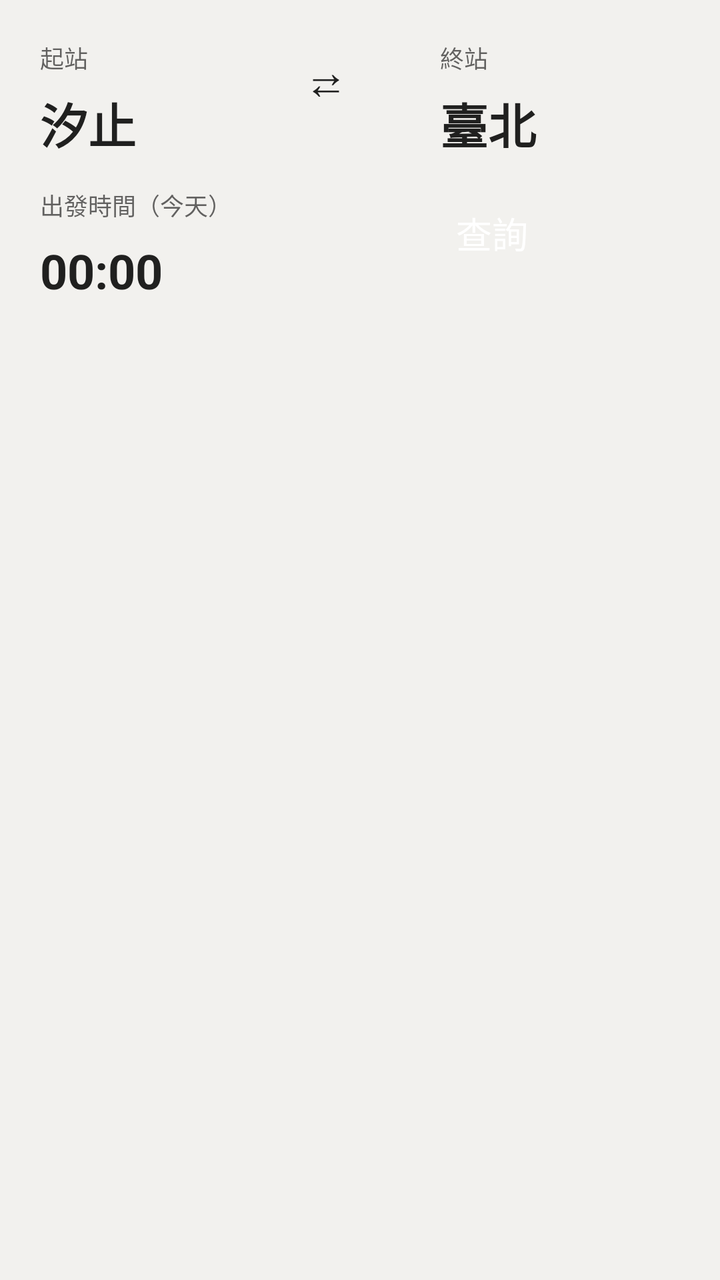
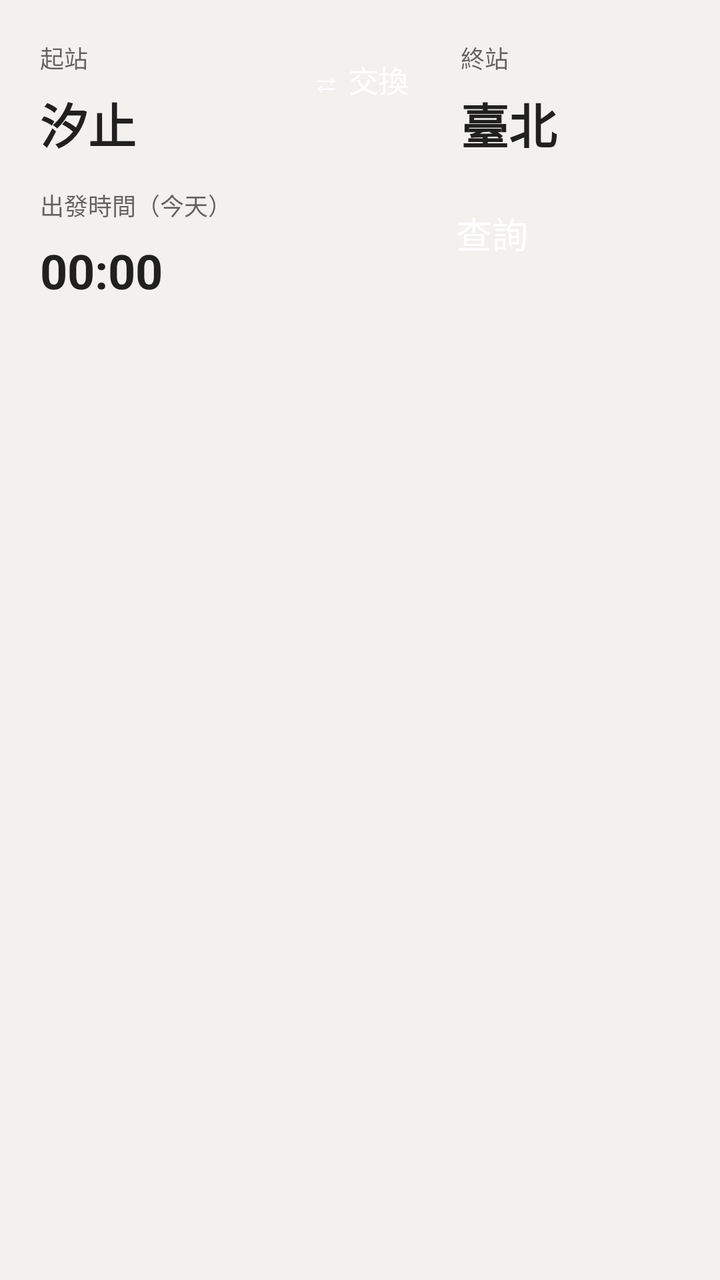

Compare the two renders of this Android layout. The source of the first and the diff that turns it into the second are given below.
<!-- AndroidManifest.xml: application theme AppTheme -->
<!-- res/layout/activity_main.xml -->
<?xml version="1.0" encoding="utf-8"?>
<LinearLayout xmlns:android="http://schemas.android.com/apk/res/android"
    android:layout_width="match_parent"
    android:layout_height="match_parent"
    android:orientation="vertical">

    
    <LinearLayout
        android:layout_width="match_parent"
        android:layout_height="wrap_content"
        android:orientation="vertical"
        android:paddingLeft="20dp"
        android:paddingRight="20dp"
        android:paddingTop="20dp"
        android:paddingBottom="8dp">

        <LinearLayout
            android:layout_width="match_parent"
            android:layout_height="wrap_content"
            android:orientation="horizontal"
            android:gravity="center_vertical">

            <LinearLayout
                android:layout_width="0dp"
                android:layout_height="wrap_content"
                android:layout_weight="1"
                android:orientation="vertical">
                <TextView style="@style/FieldLabel" android:text="起站" />
                <TextView android:id="@+id/from" style="@style/FieldValue" android:text="汐止" />
            </LinearLayout>

            <Button
                android:id="@+id/swap"
                android:layout_width="56dp"
                android:layout_height="56dp"
                android:text="⇄"
                android:textSize="22sp"
                android:contentDescription="起訖站對調" />

            <LinearLayout
                android:layout_width="0dp"
                android:layout_height="wrap_content"
                android:layout_weight="1"
                android:orientation="vertical"
                android:paddingLeft="12dp">
                <TextView style="@style/FieldLabel" android:text="終站" />
                <TextView android:id="@+id/to" style="@style/FieldValue" android:text="臺北" />
            </LinearLayout>
        </LinearLayout>

        <LinearLayout
            android:layout_width="match_parent"
            android:layout_height="wrap_content"
            android:layout_marginTop="8dp"
            android:orientation="horizontal"
            android:gravity="bottom">

            <LinearLayout
                android:layout_width="0dp"
                android:layout_height="wrap_content"
                android:layout_weight="1"
                android:orientation="vertical">
                <TextView style="@style/FieldLabel" android:text="出發時間（今天）" />
                <TextView android:id="@+id/time" style="@style/FieldValue" android:text="00:00" />
            </LinearLayout>

            <Button
                android:id="@+id/query"
                android:layout_width="wrap_content"
                android:layout_height="56dp"
                android:minWidth="112dp"
                android:text="查詢"
                android:textSize="18sp"
                android:textColor="@color/on_accent"
                android:backgroundTint="@color/accent" />
        </LinearLayout>
    </LinearLayout>

    <TextView
        android:id="@+id/status"
        android:layout_width="match_parent"
        android:layout_height="wrap_content"
        android:paddingLeft="20dp"
        android:paddingRight="20dp"
        android:paddingBottom="6dp"
        android:textSize="13sp"
        android:textColor="?android:attr/textColorSecondary" />

    <ListView
        android:id="@+id/list"
        android:layout_width="match_parent"
        android:layout_height="0dp"
        android:layout_weight="1"
        android:divider="@android:color/transparent"
        android:dividerHeight="6dp"
        android:paddingLeft="12dp"
        android:paddingRight="12dp"
        android:paddingBottom="12dp"
        android:clipToPadding="false" />
</LinearLayout>
<!-- resources referenced by this layout -->
<resources>
  <color name="accent">#1F5AA6</color>
  <color name="on_accent">#FFFFFF</color>
  <style name="FieldLabel">
          <item name="android:layout_width">wrap_content</item>
          <item name="android:layout_height">wrap_content</item>
          <item name="android:textSize">12sp</item>
          <item name="android:textColor">?android:attr/textColorSecondary</item>
      </style>
  <style name="FieldValue">
          <item name="android:layout_width">match_parent</item>
          <item name="android:layout_height">wrap_content</item>
          <item name="android:minHeight">48dp</item>
          <item name="android:gravity">center_vertical</item>
          <item name="android:textSize">24sp</item>
          <item name="android:textStyle">bold</item>
          <item name="android:textColor">?android:attr/textColorPrimary</item>
          <item name="android:background">?android:attr/selectableItemBackground</item>
      </style>
  <style name="AppTheme" parent="android:Theme.Material.Light.NoActionBar">
          <item name="android:windowBackground">@color/bg</item>
          <item name="android:statusBarColor">@color/bg</item>
          <item name="android:navigationBarColor">@color/bg</item>
          <item name="android:windowLightStatusBar">true</item>
          <item name="android:windowLightNavigationBar">true</item>
          <item name="android:colorAccent">@color/accent</item>
      </style>
  <color name="bg">#F2F1EE</color>
</resources>

<!-- the commit's change to res/layout/activity_main.xml (unified diff, before → after) -->
@@ -31,11 +31,17 @@
 
             <Button
                 android:id="@+id/swap"
-                android:layout_width="56dp"
-                android:layout_height="56dp"
-                android:text="⇄"
-                android:textSize="22sp"
-                android:contentDescription="起訖站對調" />
+                android:layout_width="wrap_content"
+                android:layout_height="48dp"
+                android:minWidth="0dp"
+                android:minHeight="0dp"
+                android:paddingLeft="14dp"
+                android:paddingRight="14dp"
+                android:text="⇄ 交換"
+                android:textSize="15sp"
+                android:textColor="@color/on_accent"
+                android:backgroundTint="@color/accent"
+                android:contentDescription="交換起站和終站" />
 
             <LinearLayout
                 android:layout_width="0dp"
